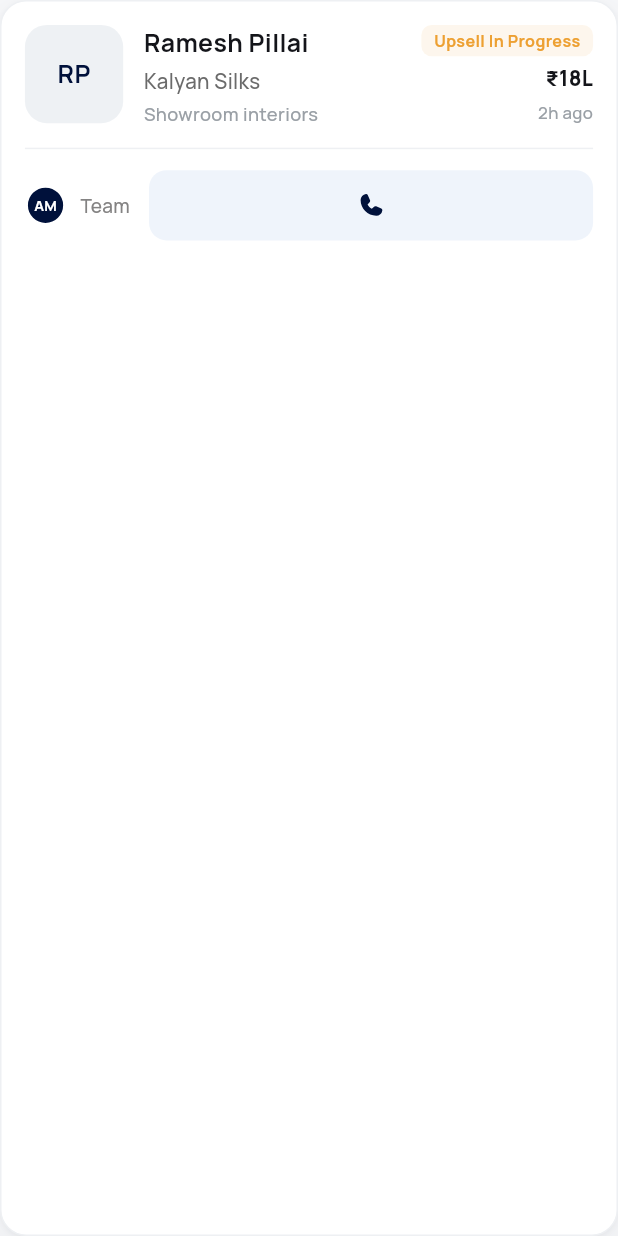
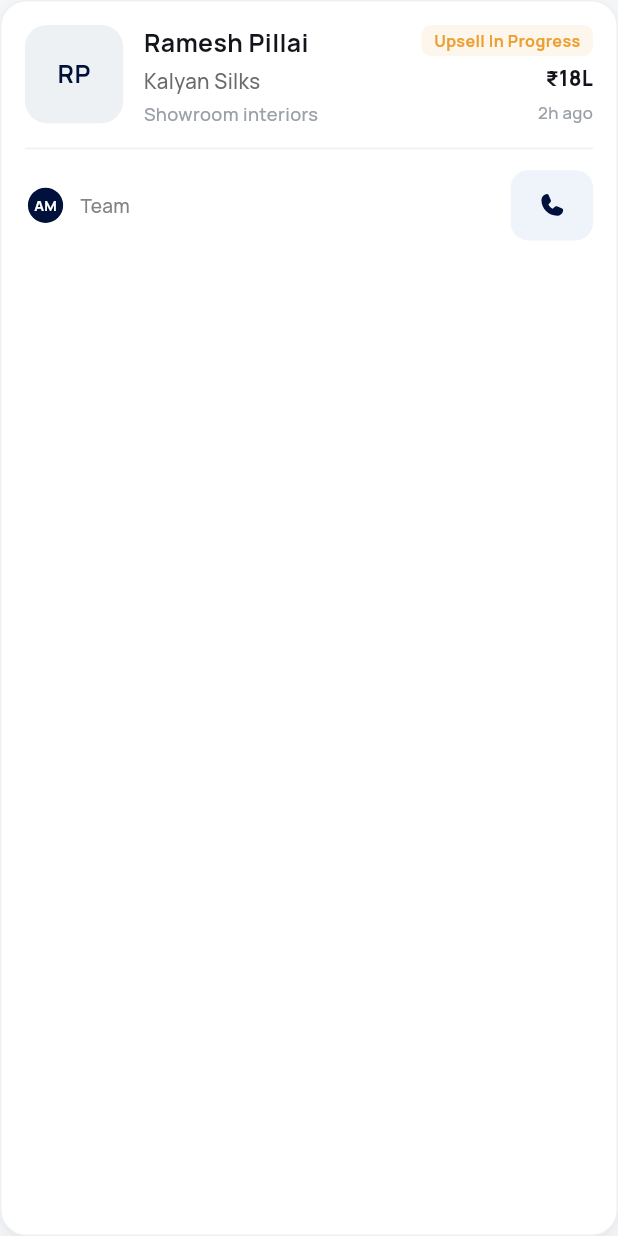
Before and after one commit to sreekesh-nexotech/clozr-flutter-v2, a Flutter app: the CustomerCard widget shown alone on an empty page, opened directly with sample values from the repository, on a phone screen of 412 x 824 dp. Run offline on Flutter 3.47's test engine with Material 3 defaults, Android fonts, the phone set to English and light mode, and no system bars; our stand-ins replace equatable, fl_chart, flutter_riverpod, flutter_screenutil, go_router, phosphor_flutter.

Commit message:
QA round 3: nav flags, filter tidy-ups, customer card, Back handling
- Quotes/Payments show the CRM bottom nav again; People (Members/Teams/Roles)
  no longer show a nav (#3/#4/#9)
- Remove type icons from Tasks & Follow-up filter options (#6/#7)
- Remove the Channel filter from Tickets (#8)
- Customer card Call CTA now matches the Leads card compact button (#5)
- Hardware Back: close drawer, else pop router, else go Home, exit only from
  Home — no longer drops straight to the phone home screen (#11)

Co-Authored-By: Claude Opus 5 <noreply@anthropic.com>
Claude-Session: https://claude.ai/code/session_01TQ9kQmSN1yXxD5WcQa7gYu

```diff
--- a/lib/features/crm/presentation/components/customer_card.dart
+++ b/lib/features/crm/presentation/components/customer_card.dart
@@ -100,15 +100,16 @@ class CustomerCard extends StatelessWidget {
               SizedBox(width: 9.w),
               Text(more > 0 ? '+$more more' : 'Team',
                   style: AppText.custom(size: 13, weight: FontWeight.w500, color: AppColors.textMuted)),
-              SizedBox(width: 12.w),
-              Expanded(
-                child: GestureDetector(
-                  onTap: onCall,
-                  child: Container(
-                    height: 48.h,
-                    decoration: BoxDecoration(color: AppColors.blueCta, borderRadius: BorderRadius.circular(12.r)),
-                    child: Icon(PhosphorIconsFill.phone, size: 19.sp, color: AppColors.navy),
-                  ),
+              const Spacer(),
+              // Compact fixed-size Call button — matches the Leads card (#5).
+              GestureDetector(
+                onTap: onCall,
+                child: Container(
+                  width: 52.w,
+                  height: 48.h,
+                  alignment: Alignment.center,
+                  decoration: BoxDecoration(color: AppColors.blueCta, borderRadius: BorderRadius.circular(12.r)),
+                  child: Icon(PhosphorIconsFill.phone, size: 19.sp, color: AppColors.navy),
                 ),
               ),
             ],
```
Also changed, not shown: lib/app/router/routes.dart (+5 -5 lines), lib/features/crm/application/filters/followups_filter_spec.dart (+1 -12 lines), lib/features/crm/application/filters/tasks_filter_spec.dart (+1 -13 lines), lib/features/helpdesk/application/filters/tickets_filter_spec.dart (+0 -8 lines), lib/features/shell/presentation/clozr_shell.dart (+30 -5 lines).
